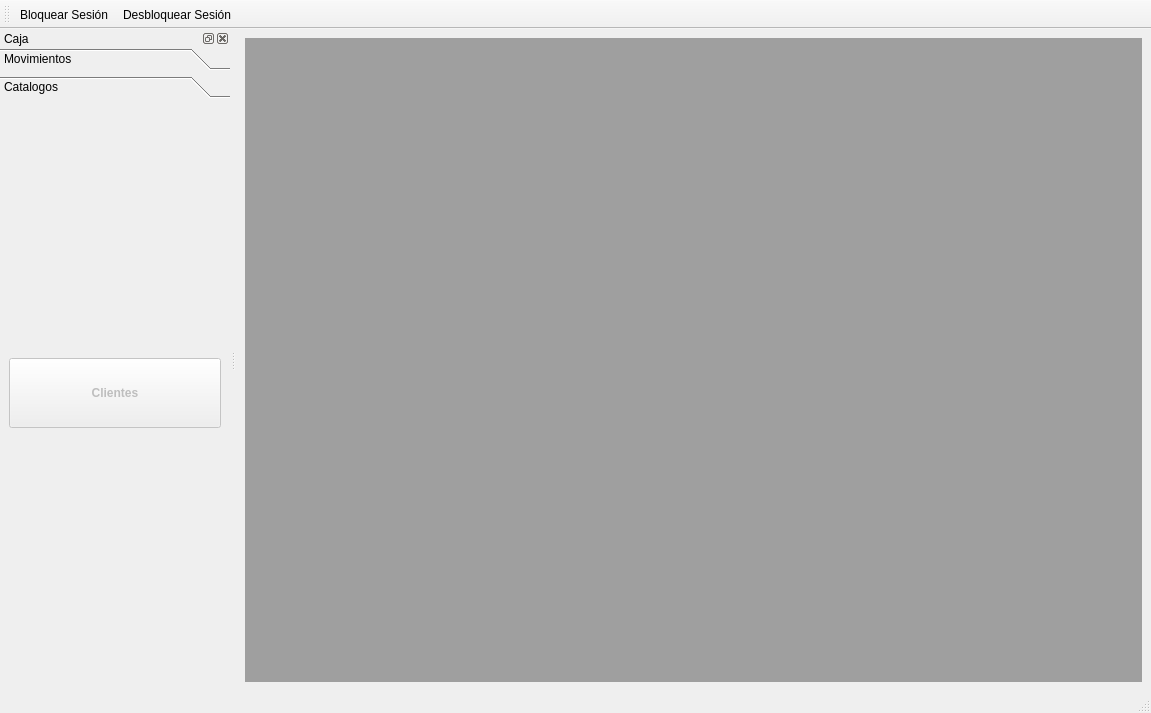
armonge/EsquipulasPy, file src/ui/mainwindowcaja.ui: the form before one commit.
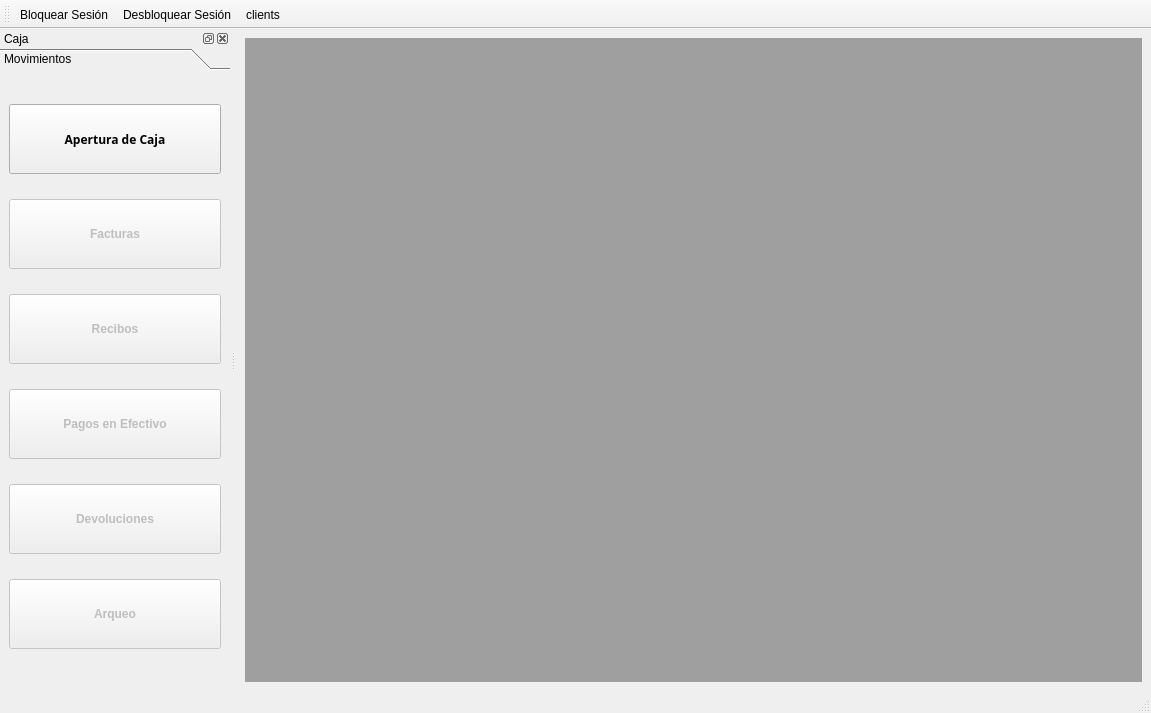
The form after the commit. The open tabs and pages were chosen to show the change. Icons and pictures are not drawn.

```diff
--- a/src/ui/mainwindowcaja.ui
+++ b/src/ui/mainwindowcaja.ui
@@ -48,7 +48,7 @@
    <property name="minimumSize">
     <size>
      <width>230</width>
-     <height>175</height>
+     <height>181</height>
     </size>
    </property>
    <property name="features">
@@ -90,8 +90,8 @@
          <rect>
           <x>0</x>
           <y>0</y>
-          <width>214</width>
-          <height>570</height>
+          <width>230</width>
+          <height>601</height>
          </rect>
         </property>
         <attribute name="label">
@@ -344,63 +344,6 @@
          </item>
         </layout>
        </widget>
-       <widget class="QWidget" name="page">
-        <property name="enabled">
-         <bool>true</bool>
-        </property>
-        <property name="geometry">
-         <rect>
-          <x>0</x>
-          <y>0</y>
-          <width>214</width>
-          <height>570</height>
-         </rect>
-        </property>
-        <attribute name="label">
-         <string>Catalogos</string>
-        </attribute>
-        <layout class="QGridLayout" name="gridLayout">
-         <item row="0" column="0">
-          <widget class="QPushButton" name="btnClients">
-           <property name="enabled">
-            <bool>false</bool>
-           </property>
-           <property name="minimumSize">
-            <size>
-             <width>0</width>
-             <height>70</height>
-            </size>
-           </property>
-           <property name="font">
-            <font>
-             <pointsize>9</pointsize>
-             <weight>75</weight>
-             <bold>true</bold>
-            </font>
-           </property>
-           <property name="autoFillBackground">
-            <bool>false</bool>
-           </property>
-           <property name="text">
-            <string>Clientes</string>
-           </property>
-           <property name="icon">
-            <iconset resource="res.qrc">
-             <normaloff>:/images/res/preferences-desktop-personal.png</normaloff>:/images/res/preferences-desktop-personal.png</iconset>
-           </property>
-           <property name="iconSize">
-            <size>
-             <width>64</width>
-             <height>64</height>
-            </size>
-           </property>
-           <property name="flat">
-            <bool>false</bool>
-           </property>
-          </widget>
-         </item>
-        </layout>
-       </widget>
       </widget>
      </item>
     </layout>
@@ -418,6 +361,7 @@
    </attribute>
    <addaction name="actionLockSession"/>
    <addaction name="actionUnlockSession"/>
+   <addaction name="actionClients"/>
   </widget>
   <action name="actionLockSession">
    <property name="icon">
@@ -440,6 +384,18 @@
     <bool>false</bool>
    </property>
   </action>
+  <action name="actionClients">
+   <property name="icon">
+    <iconset resource="res.qrc">
+     <normaloff>:/images/res/preferences-desktop-personal.png</normaloff>:/images/res/preferences-desktop-personal.png</iconset>
+   </property>
+   <property name="text">
+    <string>clients</string>
+   </property>
+   <property name="toolTip">
+    <string>Crear un Nuevo Cliente</string>
+   </property>
+  </action>
  </widget>
  <resources>
   <include location="res.qrc"/>
```
